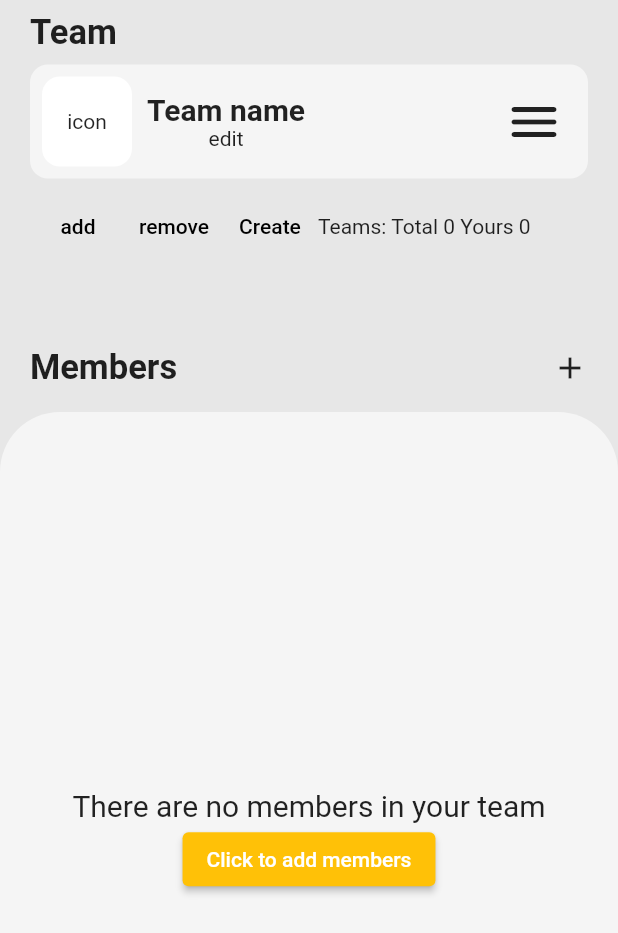
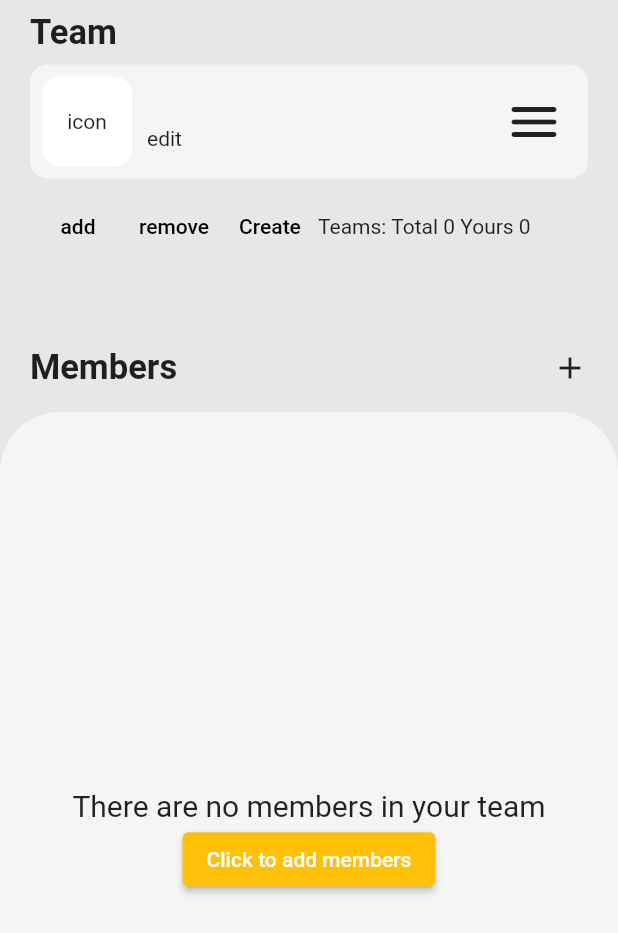
Before and after one commit to Blasix/group_planner_app, a Flutter app: the TeamScreen screen opened directly, on a phone screen of 412 x 824 dp. Shown: the top 933 px of the screen. Run offline on Flutter 3.47's test engine with Material 2 defaults, Android fonts, the phone set to English and light mode, and no system bars; our stand-ins replace awesome_snackbar_content, cloud_firestore, firebase_auth, firebase_core, firebase_storage, flutter_spinkit and 6 more; accounts and stored records are empty; network calls fail.

Commit message:
you can now select a team still need to fix that if you have none selected it gives error

```diff
--- a/lib/providers/team_provider.dart
+++ b/lib/providers/team_provider.dart
@@ -6,9 +6,22 @@ import '../consts/firebase_consts.dart';
 
 class TeamProvider with ChangeNotifier {
   static final List<TeamModel> _teamList = [];
+  static TeamModel _selectedTeam = TeamModel(
+      uuid: '',
+      name: '',
+      leader: '',
+      pictureUrl: '',
+      members: [],
+      events: [],
+      createdAt: Timestamp.now());
+  static String _selectedTeamID = '';
 
   List<TeamModel> get getYourTeams {
     return _teamList;
+  }
+
+  TeamModel get getSelectedTeam {
+    return _selectedTeam;
   }
 
   Future<void> fetchTeams() async {
@@ -39,6 +52,18 @@ class TeamProvider with ChangeNotifier {
             ));
       }
     });
+    notifyListeners();
+  }
+
+  Future<void> fetchSelectedTeam() async {
+    final uid = authInstance.currentUser!.uid;
+    final DocumentSnapshot userDoc =
+        await FirebaseFirestore.instance.collection('users').doc(uid).get();
+    _selectedTeamID = userDoc.get('selectedTeam');
+
+    _selectedTeam = _teamList
+        .where((element) => element.uuid.contains(_selectedTeamID))
+        .toList()[0];
     notifyListeners();
   }
 
--- a/lib/screens/btm_bar.dart
+++ b/lib/screens/btm_bar.dart
@@ -39,6 +39,7 @@ class _BottomBarScreenState extends State<BottomBarScreen> {
     final teamProvider = Provider.of<TeamProvider>(context, listen: false);
     teamProvider.fetchTeams();
     teamProvider.fetchAllTeams();
+    teamProvider.fetchSelectedTeam();
     super.initState();
   }
 
--- a/lib/screens/team.dart
+++ b/lib/screens/team.dart
@@ -12,7 +12,7 @@ import 'package:uuid/uuid.dart';
 import '../consts/firebase_consts.dart';
 import '../services/global_methods.dart';
 import '../widgets/team/member.dart';
-import '../widgets/team/team.dart';
+import 'inner/team/select_team.dart';
 
 class TeamScreen extends StatefulWidget {
   const TeamScreen({Key? key}) : super(key: key);
@@ -31,49 +31,17 @@ class _TeamScreenState extends State<TeamScreen> {
     super.dispose();
   }
 
-  // @override
-  // void initState() {
-  //   final teamProvider = Provider.of<TeamProvider>(context, listen: false);
-  //   teamProvider.fetchTeams();
-  //   teamProvider.fetchAllTeams();
-  //   super.initState();
-  // }
-
-  // Future<void> getTeams() async {
-  //   setState(() {
-  //     _isLoading = true;
-  //   });
-  //   try {
-  //     final uid = authInstance.currentUser!.uid;
-  //     final QuerySnapshot<Map<String, dynamic>> userTeamList =
-  //         await FirebaseFirestore.instance
-  //             .collection('teams')
-  //             .where('members', arrayContains: uid)
-  //             .get();
-  //     final QuerySnapshot<Map<String, dynamic>> teamList =
-  //         await FirebaseFirestore.instance.collection('teams').get();
-  //     _numberOfTotalTeams = teamList.size;
-  //     _numberOfTeamsUser = userTeamList.size;
-  //   } catch (error) {
-  //     GlobalMethods.dialog(
-  //       context: context,
-  //       title: 'On snap!',
-  //       message: '$error',
-  //       contentType: ContentType.failure,
-  //     );
-  //     setState(() {
-  //       _isLoading = false;
-  //     });
-  //   } finally {
-  //     setState(() {
-  //       _isLoading = false;
-  //     });
-  //   }
-  // }
+  @override
+  void initState() {
+    // getUserData();
+    super.initState();
+  }
 
   int teamLenght = 0;
   int memberGrid = 2;
   bool _isLoading = false;
+  // final User? user = authInstance.currentUser;
+  // String _selectedTeam = '';
 
   void _createTeam(context) async {
     setState(() {
@@ -127,6 +95,38 @@ class _TeamScreenState extends State<TeamScreen> {
     }
   }
 
+  // Future<void> getUserData() async {
+  //   setState(() {
+  //     _isLoading = true;
+  //   });
+  //   if (user == null) {
+  //     setState(() {
+  //       _isLoading = false;
+  //     });
+  //     return;
+  //   }
+  //   try {
+  //     String uid = user!.uid;
+  //     final DocumentSnapshot userDoc =
+  //         await FirebaseFirestore.instance.collection('users').doc(uid).get();
+  //     _selectedTeam = userDoc.get('selectedTeam');
+  //   } catch (error) {
+  //     GlobalMethods.dialog(
+  //       context: context,
+  //       title: 'On snap!',
+  //       message: '$error',
+  //       contentType: ContentType.failure,
+  //     );
+  //     setState(() {
+  //       _isLoading = false;
+  //     });
+  //   } finally {
+  //     setState(() {
+  //       _isLoading = false;
+  //     });
+  //   }
+  // }
+
   @override
   Widget build(BuildContext context) {
     (teamLenght >= 7)
@@ -140,7 +140,8 @@ class _TeamScreenState extends State<TeamScreen> {
     final teamProvider = Provider.of<TeamProvider>(context);
 
     List<TeamModel> allTeams = teamProvider.getAllTeams;
-    List<TeamModel> yourTeams = teamProvider.getYourTeams;
+    List<TeamModel> teams = teamProvider.getYourTeams;
+    TeamModel selectedTeam = teamProvider.getSelectedTeam;
 
     return Scaffold(
       body: LoadingManager(
@@ -165,9 +166,60 @@ class _TeamScreenState extends State<TeamScreen> {
                         'Team',
                         style: kTitleTextStyle.copyWith(fontSize: 23),
                       ),
-                      const Padding(
-                        padding: EdgeInsets.symmetric(vertical: 8),
-                        child: TeamWidget(),
+                      Padding(
+                        padding: const EdgeInsets.symmetric(vertical: 8),
+                        child: Container(
+                          decoration: BoxDecoration(
+                              borderRadius: BorderRadius.circular(12),
+                              color: Theme.of(context).canvasColor),
+                          child: Padding(
+                            padding: const EdgeInsets.all(8.0),
+                            child: Row(
+                              children: [
+                                Container(
+                                  decoration: BoxDecoration(
+                                    borderRadius: BorderRadius.circular(12),
+                                    color: Theme.of(context).cardColor,
+                                  ),
+                                  height: 60,
+                                  width: 60,
+                                  child: const Center(child: Text("icon")),
+                                ),
+                                const SizedBox(
+                                  width: 10,
+                                ),
+                                Column(
+                                  children: [
+                                    Text(
+                                      selectedTeam.name,
+                                      style: kTitleTextStyle,
+                                    ),
+                                    const Text('edit')
+                                  ],
+                                ),
+                                const Spacer(),
+                                InkWell(
+                                  onTap: () {
+                                    Navigator.push(
+                                      context,
+                                      MaterialPageRoute(
+                                        builder: (context) =>
+                                            const SelectTeamScreen(),
+                                      ),
+                                    );
+                                  },
+                                  child: const Padding(
+                                    padding: EdgeInsets.all(8.0),
+                                    child: Icon(
+                                      Icons.menu_rounded,
+                                      size: 40,
+                                    ),
+                                  ),
+                                )
+                              ],
+                            ),
+                          ),
+                        ),
                       ),
                       Row(
                         // Debug buttons
@@ -195,7 +247,7 @@ class _TeamScreenState extends State<TeamScreen> {
                             child: const Text('Create'),
                           ),
                           Text('Teams: Total ${allTeams.length}'),
-                          Text(' Yours ${yourTeams.length}')
+                          Text(' Yours ${teams.length}')
                         ],
                       ),
                       const Spacer(),
@@ -234,21 +286,8 @@ class _TeamScreenState extends State<TeamScreen> {
                     right: 24,
                     top: 24,
                   ),
-                  child: Column(
-                    crossAxisAlignment: CrossAxisAlignment.start,
-                    children: [
-                      // Padding(
-                      //   padding: const EdgeInsets.only(
-                      //     bottom: 16,
-                      //   ),
-                      //   child: Text(
-                      //     'Members',
-                      //     style: kTitleTextStyle.copyWith(fontSize: 23),
-                      //   ),
-                      // ),
-                      (teamLenght == 0)
-                          ? Expanded(
-                              child: Center(
+                  child: (teamLenght == 0)
+                      ? Center(
                           child: Column(
                             mainAxisAlignment: MainAxisAlignment.center,
                             children: [
@@ -261,14 +300,11 @@ class _TeamScreenState extends State<TeamScreen> {
                                       backgroundColor:
                                           Theme.of(context).primaryColor),
                                   onPressed: () {},
-                                        child:
-                                            const Text('Click to add members'))
+                                  child: const Text('Click to add members'))
                             ],
                           ),
-                              ),
                         )
-                          : Expanded(
-                              child: GridView.builder(
+                      : GridView.builder(
                           gridDelegate:
                               SliverGridDelegateWithFixedCrossAxisCount(
                             crossAxisCount: memberGrid,
@@ -279,9 +315,6 @@ class _TeamScreenState extends State<TeamScreen> {
                           itemBuilder: (BuildContext context, int index) {
                             return const MemberWidget();
                           },
-                              ),
-                            ),
-                    ],
                         ),
                 ),
               ),
```
Also changed, not shown: lib/widgets/team/select_team.dart (+46 -3 lines). Lines whose indentation alone changed are shown as unchanged.
